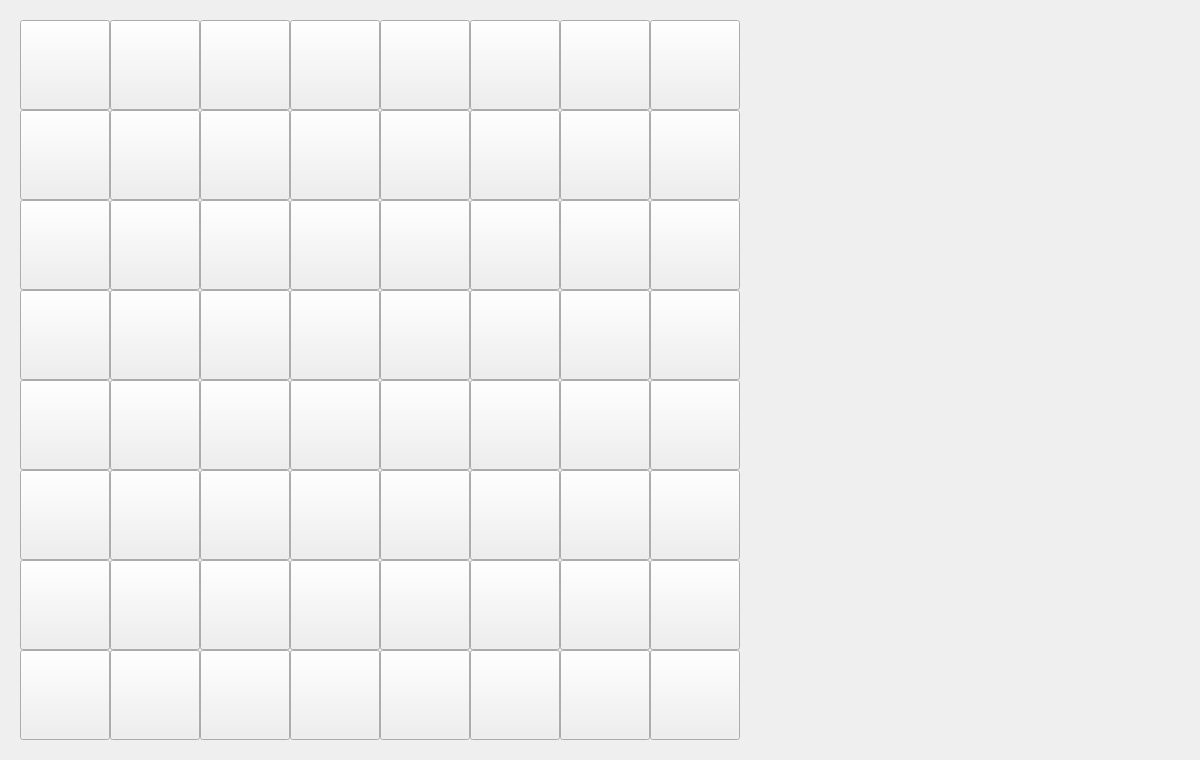
Old version of the form Chess (C++)/Chess/chess.ui in the repository leeyanleryan/Board-Games.
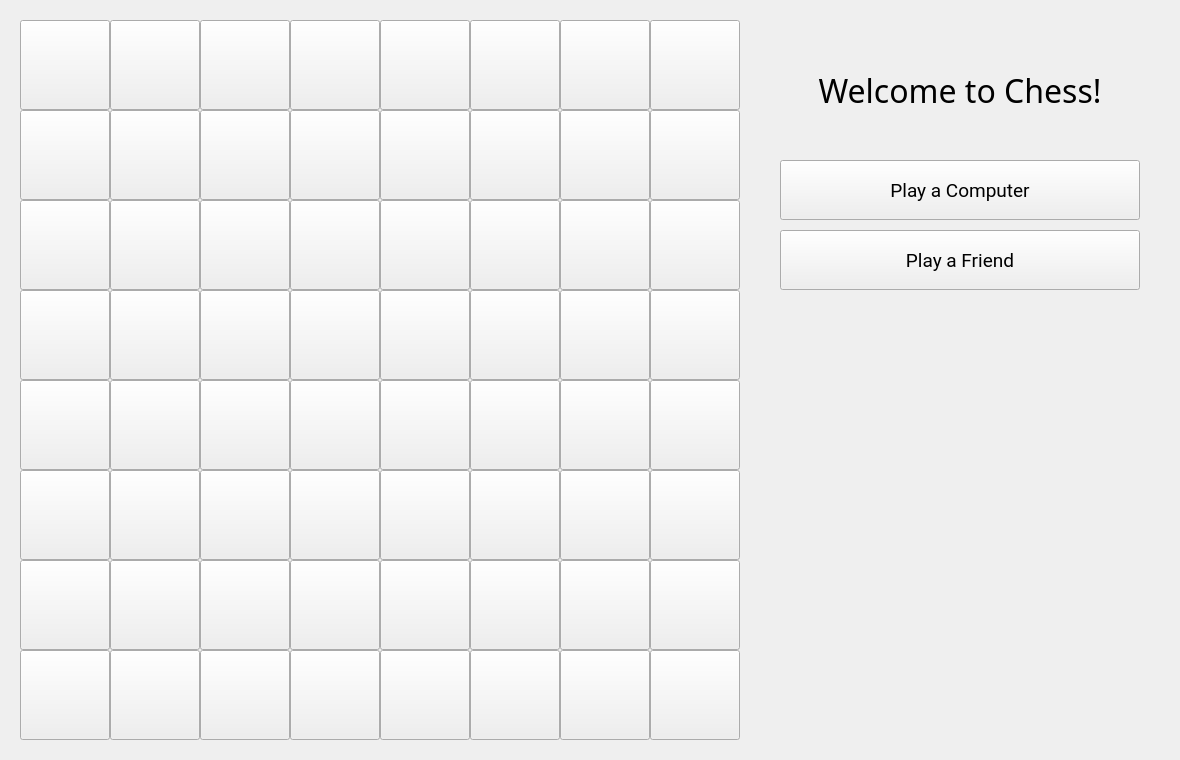
New version of the form. The open tabs and pages were chosen to show the change.

Patch:
```diff
--- a/Chess (C++)/Chess/chess.ui
+++ b/Chess (C++)/Chess/chess.ui
@@ -6,7 +6,7 @@
    <rect>
     <x>0</x>
     <y>0</y>
-    <width>1200</width>
+    <width>1180</width>
     <height>760</height>
    </rect>
   </property>
@@ -19,14 +19,75 @@
      <rect>
       <x>760</x>
       <y>20</y>
-      <width>420</width>
+      <width>400</width>
       <height>720</height>
      </rect>
     </property>
     <property name="currentIndex">
      <number>2</number>
     </property>
-    <widget class="QWidget" name="mainMenu"/>
+    <widget class="QWidget" name="mainMenu">
+     <widget class="QPushButton" name="buttonPlayComputer">
+      <property name="geometry">
+       <rect>
+        <x>20</x>
+        <y>140</y>
+        <width>360</width>
+        <height>60</height>
+       </rect>
+      </property>
+      <property name="font">
+       <font>
+        <family>Roboto</family>
+        <pointsize>14</pointsize>
+       </font>
+      </property>
+      <property name="text">
+       <string>Play a Computer</string>
+      </property>
+     </widget>
+     <widget class="QPushButton" name="buttonPlayFriend">
+      <property name="geometry">
+       <rect>
+        <x>20</x>
+        <y>210</y>
+        <width>360</width>
+        <height>60</height>
+       </rect>
+      </property>
+      <property name="font">
+       <font>
+        <family>Roboto</family>
+        <pointsize>14</pointsize>
+       </font>
+      </property>
+      <property name="text">
+       <string>Play a Friend</string>
+      </property>
+     </widget>
+     <widget class="QLabel" name="txtWelcome">
+      <property name="geometry">
+       <rect>
+        <x>20</x>
+        <y>50</y>
+        <width>360</width>
+        <height>40</height>
+       </rect>
+      </property>
+      <property name="font">
+       <font>
+        <family>LEMON MILK</family>
+        <pointsize>24</pointsize>
+       </font>
+      </property>
+      <property name="text">
+       <string>Welcome to Chess!</string>
+      </property>
+      <property name="alignment">
+       <set>Qt::AlignmentFlag::AlignCenter</set>
+      </property>
+     </widget>
+    </widget>
     <widget class="QWidget" name="playerSetup"/>
     <widget class="QWidget" name="chessMenu"/>
    </widget>
```
Left out of the diff: 2 changed lines with no effect on the pictures.
